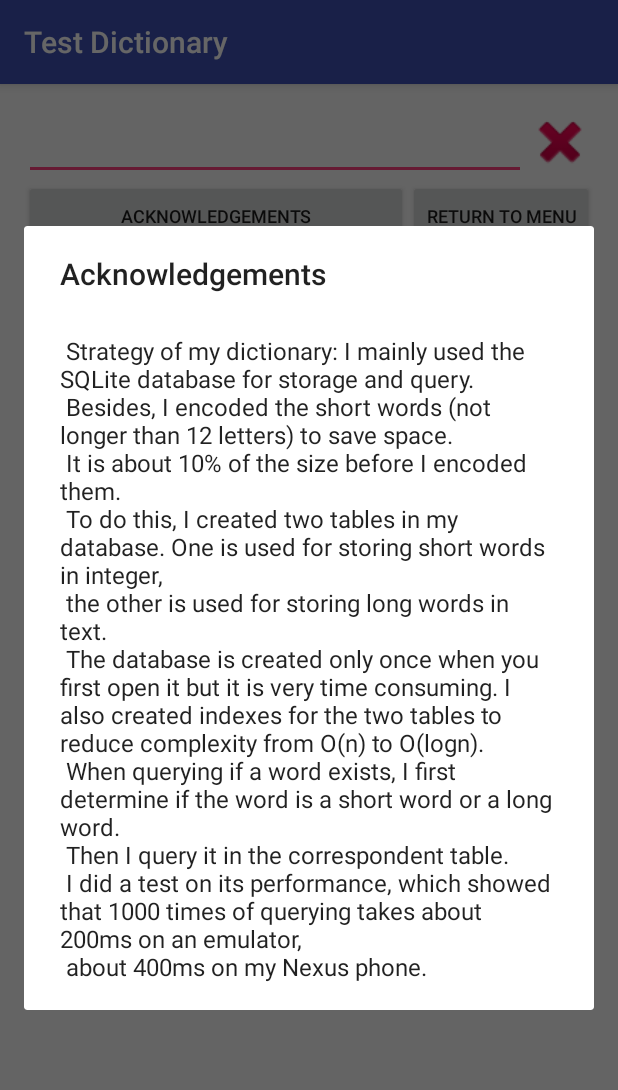
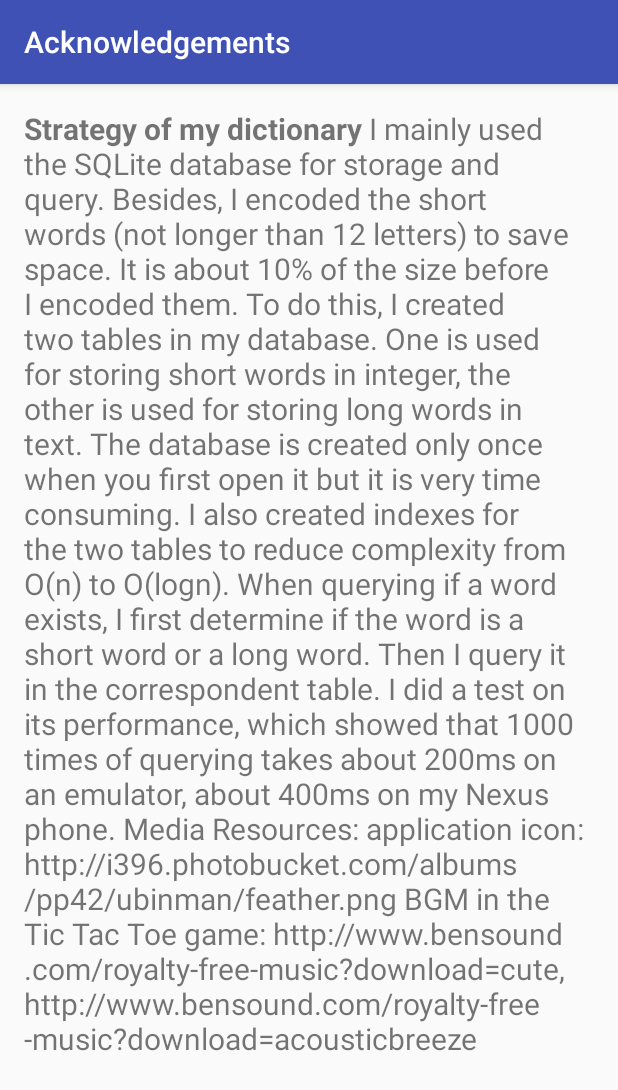
Before and after one commit to huangruihaocst/numad17s-ruihaohuang, an Android app: the DictionaryActivity screen opened directly, with no data from a screen before it, after a tap on "ACKNOWLEDGEMENTS", on a phone screen of 412 x 824 dp. Shown: the top 1090 px of the screen. Run offline under Robolectric (Android 15) with nearby library versions, the phone set to English and light mode, and no system bars.

Commit message:
Resolved #29 very early. Forget to resolve it.

```diff
--- a/app/src/main/AndroidManifest.xml
+++ b/app/src/main/AndroidManifest.xml
@@ -40,6 +40,12 @@
         <activity
             android:name=".dictionary.DictionaryActivity"
             android:label="@string/title_activity_dictionary"
+            android:theme="@style/AppTheme.NoActionBar"
+            android:screenOrientation="portrait">
+        </activity>
+        <activity
+            android:name=".acknowledgements.AcknowledgementsActivity"
+            android:label="@string/title_activity_acknowledgements"
             android:theme="@style/AppTheme.NoActionBar">
         </activity>
     </application>
--- /dev/null
+++ b/app/src/main/java/edu/neu/madcourse/ruihaohuang/acknowledgements/AcknowledgementsActivity.java
@@ -0,0 +1,33 @@
+package edu.neu.madcourse.ruihaohuang.acknowledgements;
+
+import android.os.Bundle;
+import android.support.v7.app.AppCompatActivity;
+import android.support.v7.widget.Toolbar;
+import android.widget.TextView;
+
+import edu.neu.madcourse.ruihaohuang.R;
+import edu.neu.madcourse.ruihaohuang.about.AboutActivity;
+
+public class AcknowledgementsActivity extends AppCompatActivity {
+
+    @Override
+    protected void onCreate(Bundle savedInstanceState) {
+        super.onCreate(savedInstanceState);
+        setContentView(R.layout.activity_acknowledgements);
+        Toolbar toolbar = (Toolbar) findViewById(R.id.toolbar);
+        setSupportActionBar(toolbar);
+
+//        FloatingActionButton fab = (FloatingActionButton) findViewById(R.id.fab);
+//        fab.setOnClickListener(new View.OnClickListener() {
+//            @Override
+//            public void onClick(View view) {
+//                Snackbar.make(view, "Replace with your own action", Snackbar.LENGTH_LONG)
+//                        .setAction("Action", null).show();
+//            }
+//        });
+
+        ((TextView) findViewById(R.id.text_acknowledgements))
+                .setText(AboutActivity.fromHtml(getString(R.string.text_acknowledgements)));
+    }
+
+}
--- a/app/src/main/java/edu/neu/madcourse/ruihaohuang/dictionary/DictionaryActivity.java
+++ b/app/src/main/java/edu/neu/madcourse/ruihaohuang/dictionary/DictionaryActivity.java
@@ -1,5 +1,6 @@
 package edu.neu.madcourse.ruihaohuang.dictionary;
 
+import android.content.Intent;
 import android.content.pm.PackageManager;
 import android.media.AudioManager;
 import android.media.ToneGenerator;
@@ -17,6 +18,7 @@ import java.util.ArrayList;
 import java.util.List;
 
 import edu.neu.madcourse.ruihaohuang.R;
+import edu.neu.madcourse.ruihaohuang.acknowledgements.AcknowledgementsActivity;
 
 public class DictionaryActivity extends AppCompatActivity {
     private final String tag = "DictionaryActivity";
@@ -88,10 +90,7 @@ public class DictionaryActivity extends AppCompatActivity {
         findViewById(R.id.button_acknowledgements).setOnClickListener(new View.OnClickListener() {
             @Override
             public void onClick(View v) {
-                AlertDialog.Builder builder = new AlertDialog.Builder(DictionaryActivity.this);
-                builder.setTitle(getString(R.string.button_acknowledgements))
-                        .setMessage(getString(R.string.dialog_acknowledgements));
-                builder.create().show();
+                startActivity(new Intent(DictionaryActivity.this, AcknowledgementsActivity.class));
             }
         });
 
--- /dev/null
+++ b/app/src/main/res/layout/activity_acknowledgements.xml
@@ -0,0 +1,34 @@
+<?xml version="1.0" encoding="utf-8"?>
+<android.support.design.widget.CoordinatorLayout xmlns:android="http://schemas.android.com/apk/res/android"
+    xmlns:app="http://schemas.android.com/apk/res-auto"
+    xmlns:tools="http://schemas.android.com/tools"
+    android:layout_width="match_parent"
+    android:layout_height="match_parent"
+    android:fitsSystemWindows="true"
+    tools:context="edu.neu.madcourse.ruihaohuang.acknowledgements.AcknowledgementsActivity">
+
+    <android.support.design.widget.AppBarLayout
+        android:layout_width="match_parent"
+        android:layout_height="wrap_content"
+        android:theme="@style/AppTheme.AppBarOverlay">
+
+        <android.support.v7.widget.Toolbar
+            android:id="@+id/toolbar"
+            android:layout_width="match_parent"
+            android:layout_height="?attr/actionBarSize"
+            android:background="?attr/colorPrimary"
+            app:popupTheme="@style/AppTheme.PopupOverlay" />
+
+    </android.support.design.widget.AppBarLayout>
+
+    <include layout="@layout/content_acknowledgements" />
+
+    <!--<android.support.design.widget.FloatingActionButton-->
+        <!--android:id="@+id/fab"-->
+        <!--android:layout_width="wrap_content"-->
+        <!--android:layout_height="wrap_content"-->
+        <!--android:layout_gravity="bottom|end"-->
+        <!--android:layout_margin="@dimen/fab_margin"-->
+        <!--app:srcCompat="@android:drawable/ic_dialog_email" />-->
+
+</android.support.design.widget.CoordinatorLayout>
--- /dev/null
+++ b/app/src/main/res/layout/content_acknowledgements.xml
@@ -0,0 +1,20 @@
+<?xml version="1.0" encoding="utf-8"?>
+<ScrollView xmlns:android="http://schemas.android.com/apk/res/android"
+    android:layout_width="match_parent"
+    android:layout_height="match_parent"
+    xmlns:app="http://schemas.android.com/apk/res-auto"
+    xmlns:tools="http://schemas.android.com/tools"
+    android:id="@+id/content_dictionary"
+    android:paddingBottom="@dimen/activity_vertical_margin"
+    android:paddingLeft="@dimen/activity_horizontal_margin"
+    android:paddingRight="@dimen/activity_horizontal_margin"
+    android:paddingTop="@dimen/activity_vertical_margin"
+    app:layout_behavior="@string/appbar_scrolling_view_behavior"
+    tools:context="edu.neu.madcourse.ruihaohuang.acknowledgements.AcknowledgementsActivity"
+    tools:showIn="@layout/activity_acknowledgements">
+    <TextView
+        android:layout_width="match_parent"
+        android:layout_height="wrap_content"
+        android:id="@+id/text_acknowledgements"
+        android:textSize="@dimen/acknowledgements_text_size"/>
+</ScrollView>
--- a/app/src/main/res/values/dimens.xml
+++ b/app/src/main/res/values/dimens.xml
@@ -9,6 +9,7 @@
     <dimen name="dictionary_word_list_text_size">10sp</dimen>
     <dimen name="dictionary_button_text_size">12sp</dimen>
     <dimen name="dictionary_button_clear_size">45dp</dimen>
+    <dimen name="acknowledgements_text_size">20sp</dimen>
 
     <!-- tic tac toe-->
     <dimen name="tile_size">30dp</dimen>
--- a/app/src/main/res/values/strings.xml
+++ b/app/src/main/res/values/strings.xml
@@ -6,6 +6,7 @@
     <string name="title_activity_tic_tac_toe">TicTacToe</string>
     <string name="title_activity_game">Game</string>
     <string name="title_activity_dictionary">Test Dictionary</string>
+    <string name="title_activity_acknowledgements">Acknowledgements</string>
 
     <string name="button_about">About</string>
     <string name="button_generate_error">Generate Error</string>
@@ -37,8 +38,10 @@
     <string name="toast_initialization_done">Initialization done</string>
 
     <string name="dialog_wait_create_database">Initializing database&#8230;</string>
-    <string name="dialog_acknowledgements">\
-        Strategy of my dictionary: I mainly used the SQLite database for storage and query.\
+
+    <string name="text_acknowledgements">\
+        &lt;strong&gt;Strategy of my dictionary&lt;/strong&gt;
+        I mainly used the SQLite database for storage and query.\
         Besides, I encoded the short words (not longer than 12 letters) to save space.\
         It is about 10% of the size before I encoded them.\
         To do this, I created two tables in my database. One is used for storing short words in integer,\
@@ -48,8 +51,11 @@
         When querying if a word exists, I first determine if the word is a short word or a long word.\
         Then I query it in the correspondent table.\
         I did a test on its performance, which showed that 1000 times of querying takes about 200ms on an emulator,\
-        about 400ms on my Nexus phone.
-
+        about 400ms on my Nexus phone.\n\n
+        Media Resources:\n
+            application icon: http://i396.photobucket.com/albums/pp42/ubinman/feather.png\n
+            BGM in the Tic Tac Toe game: http://www.bensound.com/royalty-free-music?download=cute, \
+        http://www.bensound.com/royalty-free-music?download=acousticbreeze
     </string>
 
     <string name="info_permission_denied">Permission Denied</string>
```
